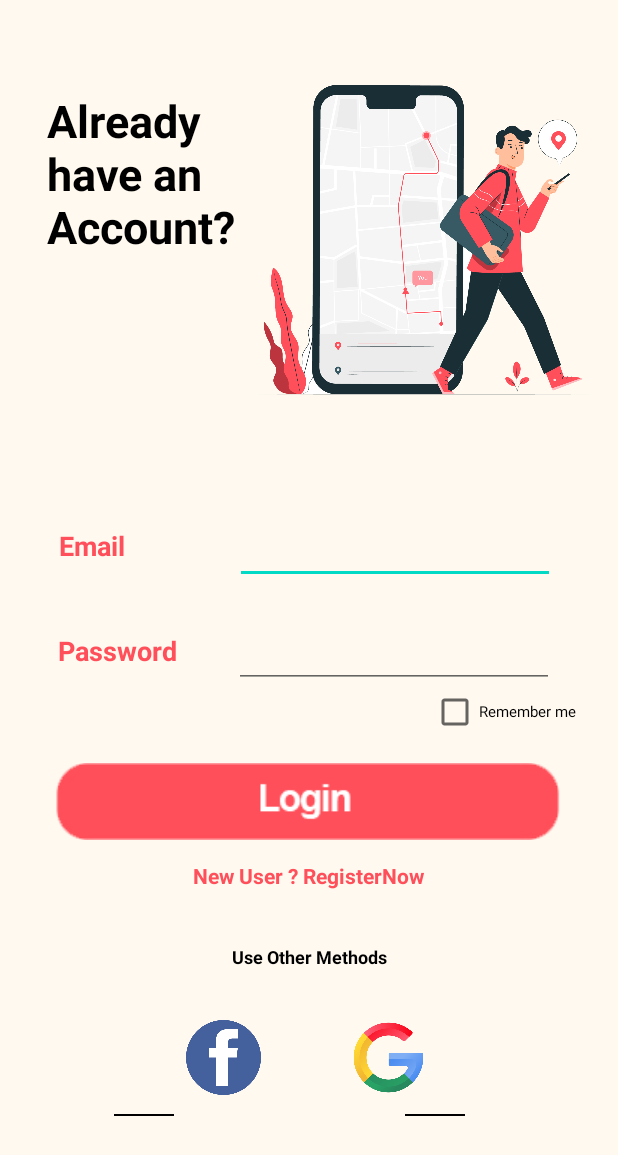
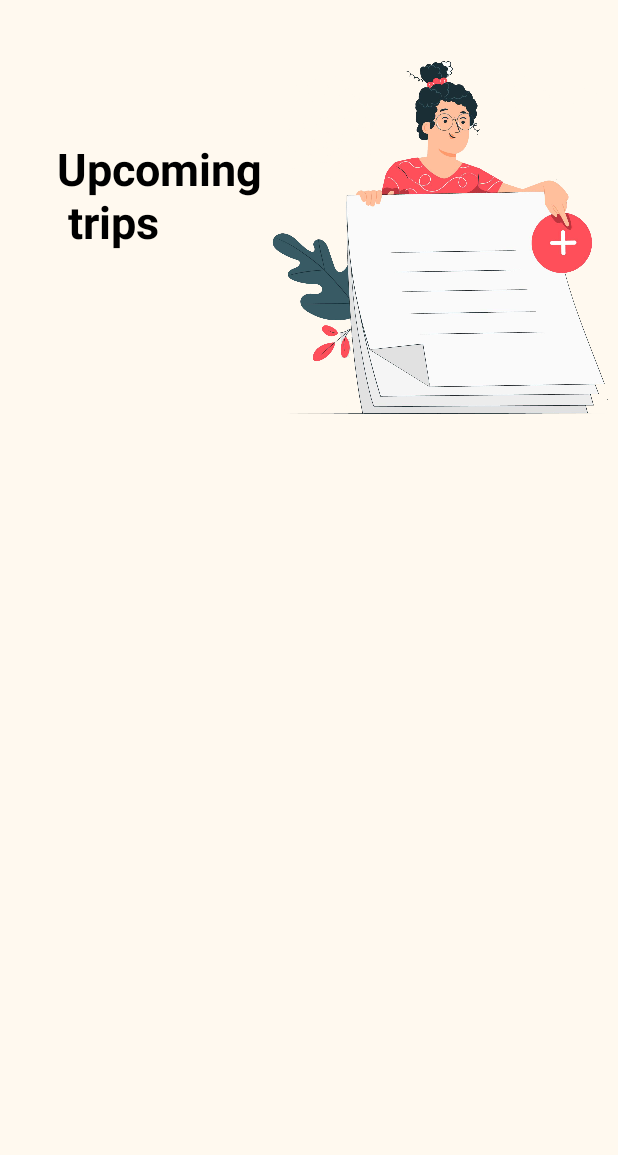
Before and after one commit to emangad99/Trip_App, an Android app: the screen it shows after launch (MainActivity before the commit, HomeActivity after it), after a tap on an icon or button, on a phone screen of 412 x 824 dp. Shown: the top 1155 px of the screen. Run offline under Robolectric (Android 15) with nearby library versions, the phone set to English and light mode, and no system bars.

Commit message:
initial commit

```diff
--- a/app/src/main/AndroidManifest.xml
+++ b/app/src/main/AndroidManifest.xml
@@ -9,7 +9,8 @@
         android:roundIcon="@mipmap/ic_launcher_round"
         android:supportsRtl="true"
         android:theme="@style/AppTheme">
-        <activity android:name=".RegisterActivity"></activity>
+        <activity android:name=".HomeActivity"></activity>
+        <activity android:name=".RegisterActivity" />
         <activity android:name=".MainActivity">
             <intent-filter>
                 <action android:name="android.intent.action.MAIN" />
--- /dev/null
+++ b/app/src/main/java/com/example/trip_app/HomeActivity.java
@@ -0,0 +1,38 @@
+package com.example.trip_app;
+
+import androidx.appcompat.app.AppCompatActivity;
+
+import android.content.Intent;
+import android.os.Build;
+import android.os.Bundle;
+import android.view.View;
+import android.view.Window;
+import android.view.WindowManager;
+import android.widget.ImageView;
+
+public class HomeActivity extends AppCompatActivity {
+ImageView imagadd;
+    @Override
+    protected void onCreate(Bundle savedInstanceState) {
+        super.onCreate(savedInstanceState);
+        setContentView(R.layout.activity_home);
+
+        if(Build.VERSION.SDK_INT >= Build.VERSION_CODES.KITKAT){
+            Window w = getWindow();
+            w.setFlags(WindowManager.LayoutParams.FLAG_LAYOUT_NO_LIMITS, WindowManager.LayoutParams.FLAG_LAYOUT_NO_LIMITS);
+        }
+
+        setContentView(R.layout.activity_home);
+        getSupportActionBar().hide();
+
+        imagadd=findViewById(R.id.img_add);
+        imagadd.setOnClickListener(new View.OnClickListener() {
+            @Override
+            public void onClick(View v) {
+               // Intent loginIntent = new Intent (HomeActivity.this,MainActivity.class);
+
+               // startActivity(loginIntent);
+            }
+        });
+    }
+}
--- a/app/src/main/java/com/example/trip_app/MainActivity.java
+++ b/app/src/main/java/com/example/trip_app/MainActivity.java
@@ -33,7 +33,9 @@ TextView txtregister;
         btnlogin.setOnClickListener(new View.OnClickListener() {
             @Override
             public void onClick(View v) {
+                Intent homeIntent = new Intent (MainActivity.this,HomeActivity.class);
 
+                startActivity(homeIntent);
             }
         });
 
--- /dev/null
+++ b/app/src/main/res/layout/activity_home.xml
@@ -0,0 +1,33 @@
+<?xml version="1.0" encoding="utf-8"?>
+<androidx.constraintlayout.widget.ConstraintLayout xmlns:android="http://schemas.android.com/apk/res/android"
+    xmlns:app="http://schemas.android.com/apk/res-auto"
+    xmlns:tools="http://schemas.android.com/tools"
+    android:layout_width="match_parent"
+    android:layout_height="match_parent"
+    android:background="#FFF9EF"
+    tools:context=".HomeActivity">
+
+    <TextView
+        android:id="@+id/textView2"
+        android:layout_width="wrap_content"
+        android:layout_height="wrap_content"
+        android:layout_marginStart="45dp"
+        android:layout_marginTop="92dp"
+        android:text="@string/Upcoming_trips"
+        android:textColor="@android:color/background_dark"
+        android:textSize="30sp"
+        android:textStyle="bold"
+        app:layout_constraintEnd_toStartOf="@+id/img_add"
+        app:layout_constraintStart_toStartOf="parent"
+        app:layout_constraintTop_toTopOf="parent" />
+
+    <ImageView
+        android:id="@+id/img_add"
+        android:layout_width="237dp"
+        android:layout_height="240dp"
+        android:layout_marginTop="36dp"
+        app:layout_constraintEnd_toEndOf="parent"
+        app:layout_constraintTop_toTopOf="parent"
+        app:srcCompat="@drawable/add" />
+
+</androidx.constraintlayout.widget.ConstraintLayout>
--- a/app/src/main/res/values/strings.xml
+++ b/app/src/main/res/values/strings.xml
@@ -5,4 +5,5 @@
     <string name="check1">Remember me</string>
     <string name="name">Name</string>
     <string name="phone">Phone</string>
+    <string name="Upcoming_trips">Upcoming \n trips</string>
 </resources>
```
Also changed, not shown: app/src/main/res/drawable-v24/add.png (added).
